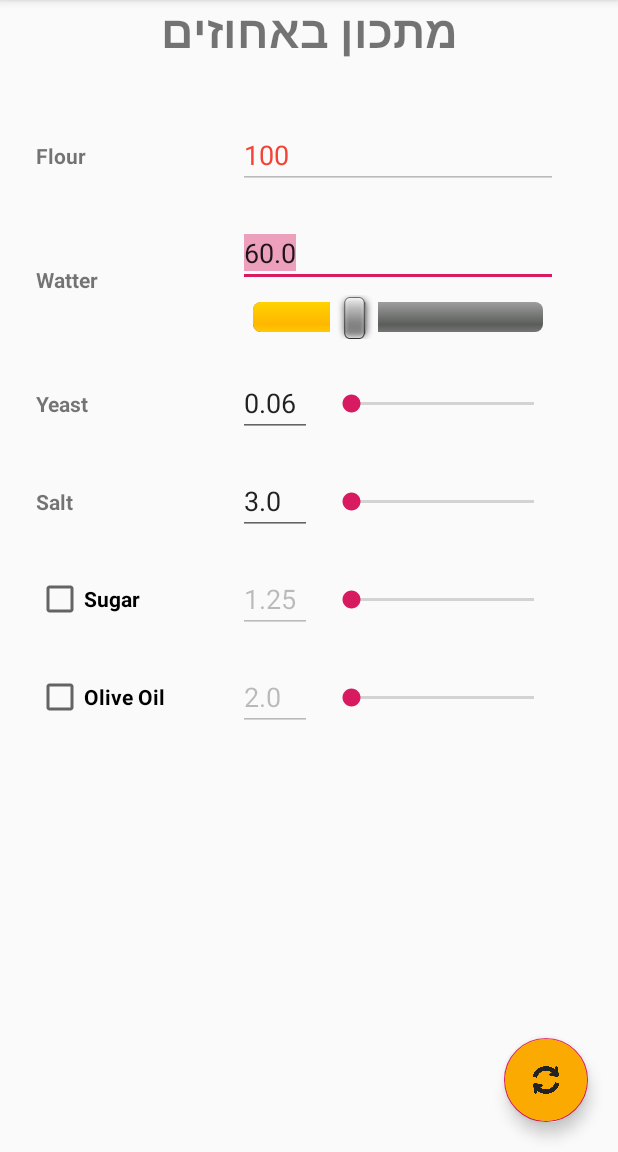
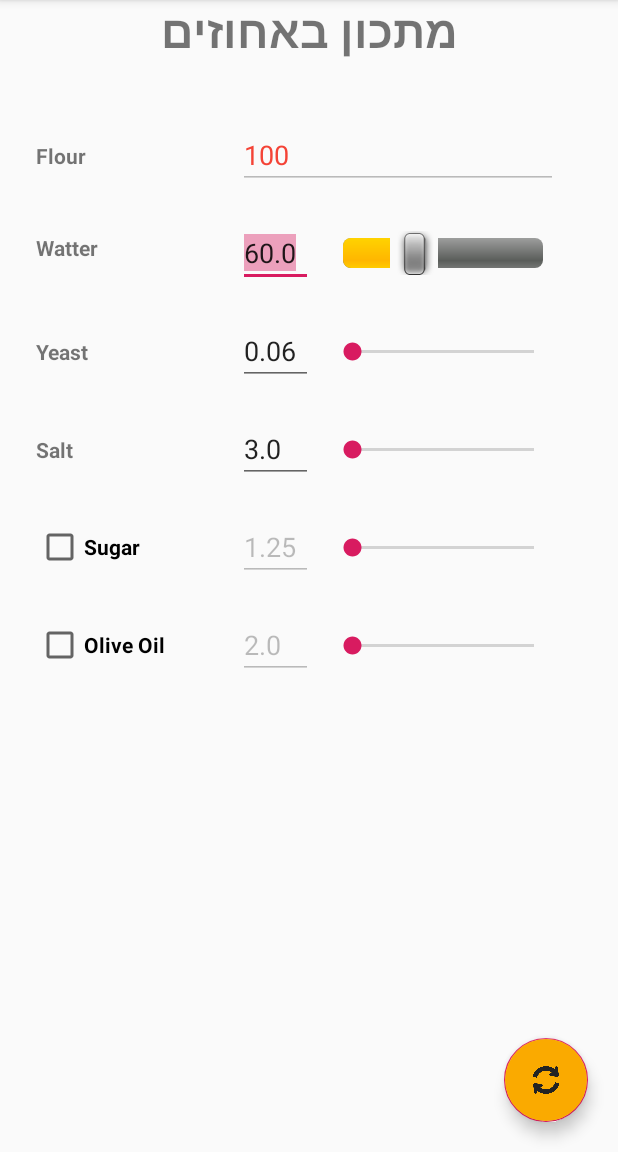
Before and after one commit to C64HexCoder/PizaCalc, an Android app: the BakersRecipe screen opened directly, with no data from a screen before it, on a phone screen of 412 x 824 dp, the part 84-1236 px from its top. Run offline under Robolectric (Android 15) with nearby library versions, the phone set to English and light mode, and no system bars.

Commit message:
added SeekBars for all the ingridients in activity_bakers_recipe.xml

```diff
--- a/app/src/main/res/layout/activity_bakers_recipe.xml
+++ b/app/src/main/res/layout/activity_bakers_recipe.xml
@@ -24,28 +24,28 @@
 
     <EditText
         android:id="@+id/watterEd"
-        android:layout_width="wrap_content"
+        android:layout_width="50dp"
         android:layout_height="wrap_content"
         android:layout_marginTop="20dp"
         android:ems="10"
         android:inputType="numberDecimal"
         android:selectAllOnFocus="true"
         android:text="60"
-        app:layout_constraintEnd_toEndOf="@+id/flourEd"
         app:layout_constraintStart_toStartOf="@+id/flourEd"
         app:layout_constraintTop_toBottomOf="@+id/flourEd" />
 
     <EditText
         android:id="@+id/yeastEd"
-        android:layout_width="49dp"
+        android:layout_width="0dp"
         android:layout_height="wrap_content"
         android:layout_marginTop="20dp"
         android:ems="10"
         android:inputType="numberDecimal"
         android:selectAllOnFocus="true"
         android:text="0.06"
-        app:layout_constraintStart_toStartOf="@+id/watterSeekBar"
-        app:layout_constraintTop_toBottomOf="@+id/watterSeekBar" />
+        app:layout_constraintEnd_toEndOf="@+id/watterEd"
+        app:layout_constraintStart_toStartOf="@+id/watterEd"
+        app:layout_constraintTop_toBottomOf="@+id/watterEd" />
 
     <EditText
         android:id="@+id/saltEd"
@@ -188,15 +188,16 @@
         style="@android:style/Widget.SeekBar"
         android:layout_width="0dp"
         android:layout_height="wrap_content"
-        android:layout_marginTop="5dp"
+        android:layout_marginStart="10dp"
         android:max="15"
         android:paddingStart="10dip"
         android:paddingEnd="10dip"
         android:progress="10"
         android:soundEffectsEnabled="true"
-        app:layout_constraintEnd_toEndOf="@+id/watterEd"
-        app:layout_constraintStart_toStartOf="@+id/watterEd"
-        app:layout_constraintTop_toBottomOf="@+id/watterEd" />
+        app:layout_constraintBottom_toBottomOf="@+id/watterEd"
+        app:layout_constraintEnd_toEndOf="@+id/flourEd"
+        app:layout_constraintStart_toEndOf="@+id/watterEd"
+        app:layout_constraintTop_toTopOf="@+id/watterEd" />
 
     <SeekBar
         android:id="@+id/seekBar"
```
